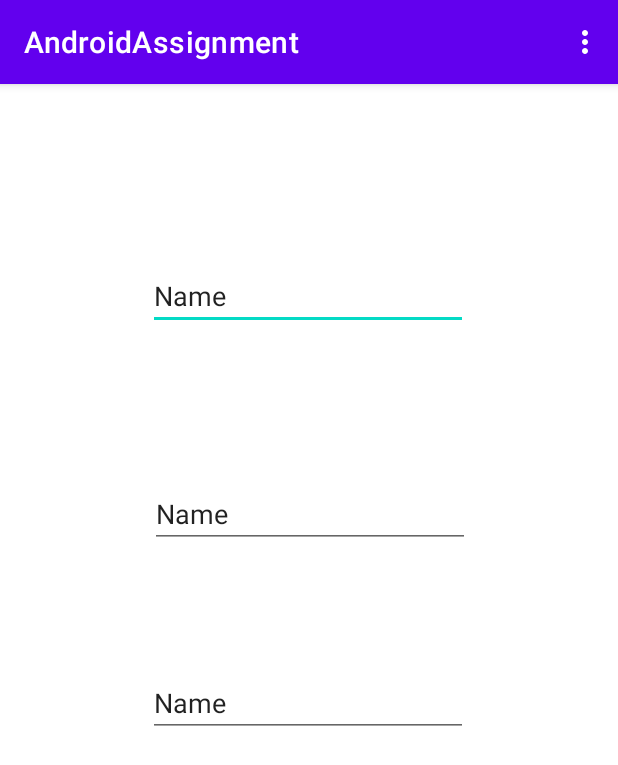
After one commit to zalaszz/BabyBuyApp, an Android app: the EditItemActivity screen opened directly, with no data from a screen before it, on a phone screen of 412 x 824 dp. The commit adds this screen. Shown: the top 765 px of the screen. Run offline under Robolectric (Android 15) with nearby library versions, the phone set to English and light mode, and no system bars; our stand-ins replace Firebase (no records; nobody signed in at launch, a user with empty details on screens opened directly).

Commit message:
Edit Data

```diff
--- a/app/build.gradle
+++ b/app/build.gradle
@@ -44,6 +44,7 @@ dependencies {
     implementation 'androidx.navigation:navigation-fragment:2.5.3'
     implementation 'androidx.navigation:navigation-ui:2.5.3'
     implementation 'com.google.firebase:firebase-firestore:24.1.1'
+    implementation 'com.firebaseui:firebase-ui-firestore:8.0.2'
     testImplementation 'junit:junit:4.13.2'
     androidTestImplementation 'androidx.test.ext:junit:1.1.5'
     androidTestImplementation 'androidx.test.espresso:espresso-core:3.5.1'
--- a/app/src/main/AndroidManifest.xml
+++ b/app/src/main/AndroidManifest.xml
@@ -28,9 +28,13 @@
             android:exported="false"
             android:screenOrientation="portrait" />
         <activity
+            android:name=".EditItemActivity"
+            android:exported="false"
+            android:screenOrientation="portrait" />
+        <activity
             android:name=".MainActivity"
             android:exported="true"
-            android:screenOrientation="portrait" >
+            android:screenOrientation="portrait">
             <intent-filter>
                 <action android:name="android.intent.action.MAIN" />
 
--- /dev/null
+++ b/app/src/main/java/com/bh75uh/androidassignment/EditItemActivity.java
@@ -0,0 +1,60 @@
+package com.bh75uh.androidassignment;
+
+import androidx.annotation.NonNull;
+import androidx.appcompat.app.AppCompatActivity;
+
+import android.os.Bundle;
+import android.util.Log;
+import android.view.Menu;
+import android.view.MenuInflater;
+import android.widget.EditText;
+
+import com.google.android.gms.tasks.OnCompleteListener;
+import com.google.android.gms.tasks.Task;
+import com.google.firebase.firestore.QueryDocumentSnapshot;
+import com.google.firebase.firestore.QuerySnapshot;
+
+import java.util.ArrayList;
+
+public class EditItemActivity extends AppCompatActivity implements IFireBase {
+
+    public String id;
+
+    @Override
+    protected void onCreate(Bundle savedInstanceState) {
+        super.onCreate(savedInstanceState);
+        setContentView(R.layout.activity_edit_item);
+        id = getIntent().getStringExtra("id");
+        readUserDB();
+    }
+
+    @Override
+    public boolean onCreateOptionsMenu(Menu menu) {
+        MenuInflater inflater = getMenuInflater();
+        inflater.inflate(R.menu.menu_edit_item, menu);
+        return true;
+    }
+
+    public void readUserDB(){
+        db.collection(mAuth.getCurrentUser().getUid())
+        .get()
+        .addOnCompleteListener(new OnCompleteListener<QuerySnapshot>() {
+            @Override
+            public void onComplete(@NonNull Task<QuerySnapshot> task) {
+                if (task.isSuccessful()) {
+                    for (QueryDocumentSnapshot document : task.getResult()) {
+                        Log.d("YEET", String.valueOf(document.getId().equals(id)));
+                        if(document.getId().equals(id)){
+//                            Log.d("YEET", String.valueOf(id));
+                            ((EditText) findViewById(R.id.txtEditItemName)).setText(String.valueOf(document.getData().get("itemName")));
+                            ((EditText) findViewById(R.id.txtEditGeoTag)).setText(String.valueOf(document.getData().get("geotag")));
+                            ((EditText) findViewById(R.id.txtEditPrice)).setText(String.valueOf(document.getData().get("price")));
+                        }
+                    }
+                } else {
+                    Log.w("TAG", "Error getting documents.", task.getException());
+                }
+            }
+        });
+    }
+}
--- /dev/null
+++ b/app/src/main/res/layout/activity_edit_item.xml
@@ -0,0 +1,50 @@
+<?xml version="1.0" encoding="utf-8"?>
+<androidx.constraintlayout.widget.ConstraintLayout xmlns:android="http://schemas.android.com/apk/res/android"
+    xmlns:app="http://schemas.android.com/apk/res-auto"
+    xmlns:tools="http://schemas.android.com/tools"
+    android:layout_width="match_parent"
+    android:layout_height="match_parent"
+    tools:context=".EditItemActivity">
+
+    <EditText
+        android:id="@+id/txtEditItemName"
+        android:layout_width="wrap_content"
+        android:layout_height="wrap_content"
+        android:ems="10"
+        android:inputType="textPersonName"
+        android:text="Name"
+        app:layout_constraintBottom_toBottomOf="parent"
+        app:layout_constraintEnd_toEndOf="parent"
+        app:layout_constraintHorizontal_bias="0.497"
+        app:layout_constraintStart_toStartOf="parent"
+        app:layout_constraintTop_toTopOf="parent"
+        app:layout_constraintVertical_bias="0.164" />
+
+    <EditText
+        android:id="@+id/txtEditGeoTag"
+        android:layout_width="wrap_content"
+        android:layout_height="wrap_content"
+        android:ems="10"
+        android:inputType="textPersonName"
+        android:text="Name"
+        app:layout_constraintBottom_toBottomOf="parent"
+        app:layout_constraintEnd_toEndOf="parent"
+        app:layout_constraintHorizontal_bias="0.502"
+        app:layout_constraintStart_toStartOf="parent"
+        app:layout_constraintTop_toBottomOf="@+id/txtEditItemName"
+        app:layout_constraintVertical_bias="0.179" />
+
+    <EditText
+        android:id="@+id/txtEditPrice"
+        android:layout_width="wrap_content"
+        android:layout_height="wrap_content"
+        android:ems="10"
+        android:inputType="textPersonName"
+        android:text="Name"
+        app:layout_constraintBottom_toBottomOf="parent"
+        app:layout_constraintEnd_toEndOf="parent"
+        app:layout_constraintHorizontal_bias="0.497"
+        app:layout_constraintStart_toStartOf="parent"
+        app:layout_constraintTop_toBottomOf="@+id/txtEditGeoTag"
+        app:layout_constraintVertical_bias="0.195" />
+</androidx.constraintlayout.widget.ConstraintLayout>
--- a/app/src/main/res/layout/item_model.xml
+++ b/app/src/main/res/layout/item_model.xml
@@ -29,6 +29,7 @@
         android:layout_width="wrap_content"
         android:layout_height="wrap_content"
         android:layout_gravity="center"
+        android:onClick="onClickEditBtn"
         android:paddingLeft="16dp"
         android:paddingRight="16dp"
         android:textSize="10sp" />
--- /dev/null
+++ b/app/src/main/res/menu/menu_edit_item.xml
@@ -0,0 +1,4 @@
+<?xml version="1.0" encoding="utf-8"?>
+<menu xmlns:android="http://schemas.android.com/apk/res/android">
+    <item android:id="@+id/menu_delete" android:title="Delete" />
+</menu>
```
Also changed, not shown: app/src/main/java/com/bh75uh/androidassignment/DemoAdapter.java (+17 -18 lines), app/src/main/java/com/bh75uh/androidassignment/Item.java (+10 -1 lines), app/src/main/java/com/bh75uh/androidassignment/ListItems.java (+27 -6 lines).
